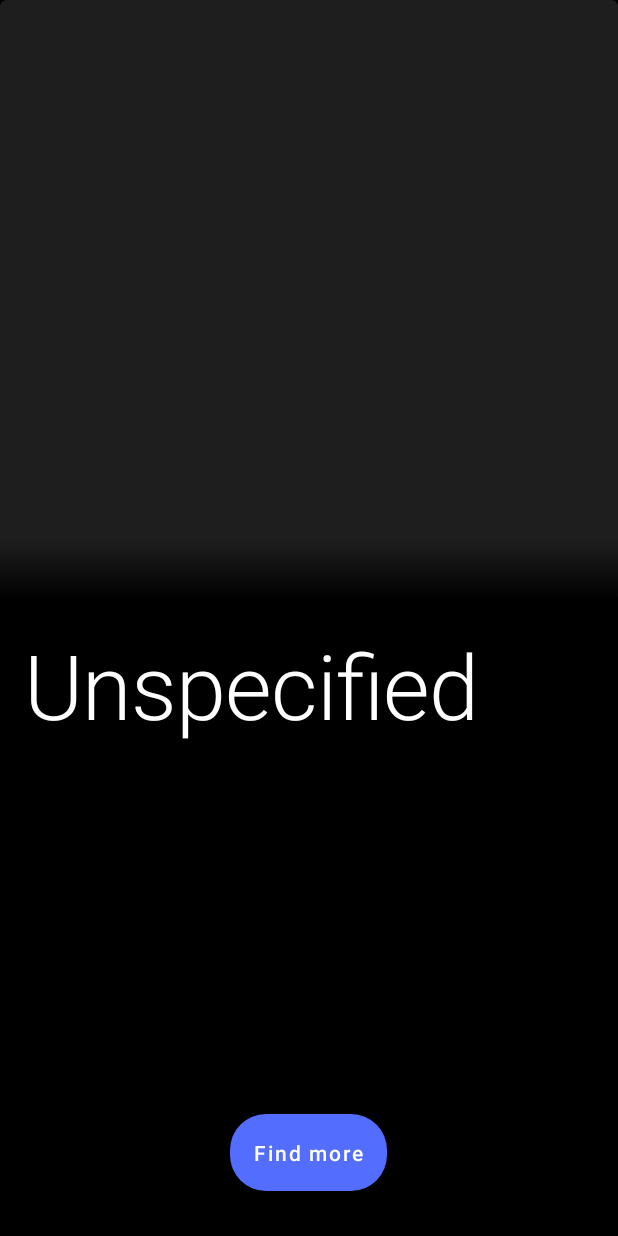
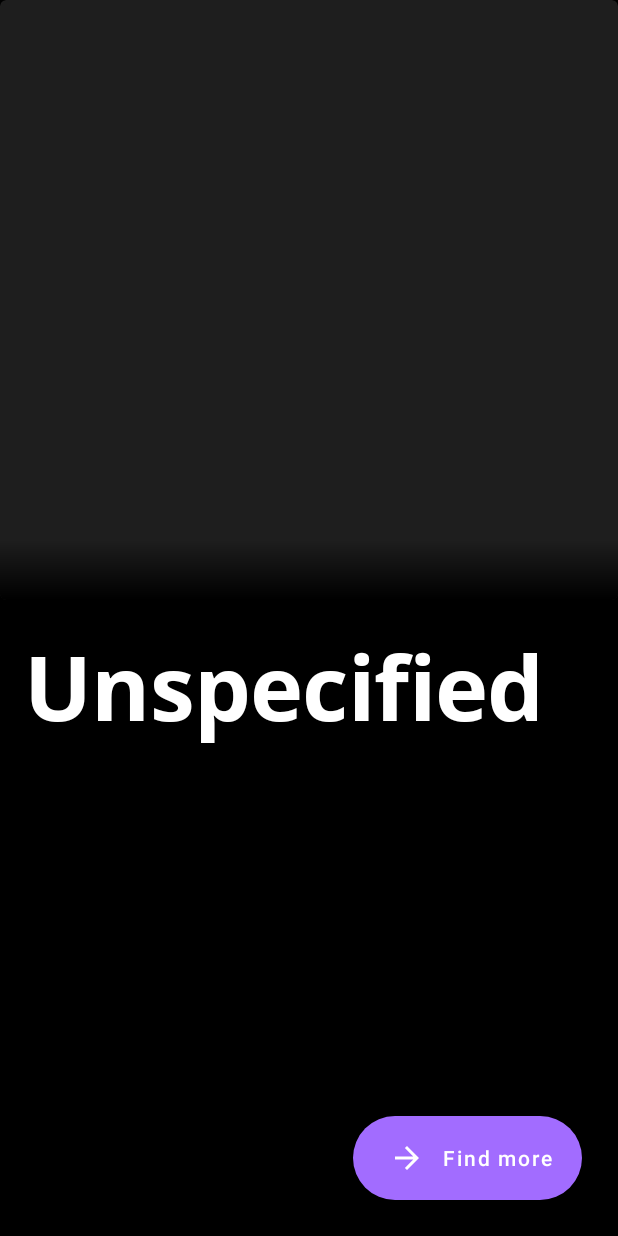
Before and after one commit to goputtanz/kiss-your-sky, an Android app: the screen it shows after launch (MainActivity), on a phone screen of 412 x 824 dp. Run offline under Robolectric (Android 15) with nearby library versions, the phone set to English and light mode, and no system bars; libraries missing offline, so code that uses them is left out: com.google.android.exoplayer2; plain views replace PlayerView; pictures from the network do not load; 1 statement that could not run was skipped.

Commit message:
update design, add image,text Appearance

```diff
--- a/app/src/main/java/com/nasaapp/kissyoursky/home/presentation/HomeFragment.kt
+++ b/app/src/main/java/com/nasaapp/kissyoursky/home/presentation/HomeFragment.kt
@@ -1,11 +1,13 @@
 package com.nasaapp.kissyoursky.home.presentation
 
+import android.os.Build
 import android.os.Bundle
 import android.util.Log
 import android.view.View
 import android.view.animation.Animation
 import android.view.animation.AnimationUtils
 import android.widget.Toast
+import androidx.annotation.RequiresApi
 import androidx.fragment.app.Fragment
 import androidx.fragment.app.viewModels
 import androidx.lifecycle.Lifecycle
@@ -49,6 +51,16 @@ class HomeFragment : Fragment(R.layout.fragment_home) {
                     astronomyData
                 )
             )
+        }
+
+        if (Build.VERSION.SDK_INT >= Build.VERSION_CODES.M) {
+            binding.scrollView2.setOnScrollChangeListener(View.OnScrollChangeListener { view, i, i2, i3, i4 ->
+                if (i2>0){
+                    binding.detailsButton.shrink()
+                }else{
+                    binding.detailsButton.extend()
+                }
+            })
         }
     }
 
--- a/app/src/main/res/layout/fragment_home.xml
+++ b/app/src/main/res/layout/fragment_home.xml
@@ -13,6 +13,7 @@
         android:layout_width="match_parent"
         android:layout_height="match_parent"
         android:layout_gravity="center"
+        android:paddingBottom="80dp"
         app:layout_constraintBottom_toBottomOf="parent"
         app:layout_constraintEnd_toEndOf="parent"
         app:layout_constraintStart_toStartOf="parent"
@@ -29,11 +30,12 @@
                 app:layout_constraintEnd_toEndOf="parent"
                 app:layout_constraintStart_toStartOf="parent"
                 app:layout_constraintTop_toTopOf="parent">
+
                 <FrameLayout
+                    android:id="@+id/astronomicalLayout"
                     android:layout_width="match_parent"
-                    android:layout_height="match_parent"
-                    android:id="@+id/astronomicalLayout"
-                    >
+                    android:layout_height="match_parent">
+
                     <ImageView
                         android:id="@+id/astronomicalImage"
                         android:layout_width="match_parent"
@@ -48,8 +50,7 @@
                         android:layout_width="match_parent"
                         android:layout_height="40dp"
                         android:layout_gravity="bottom"
-                        android:background="@drawable/custom_gradient_bottom"/>
-
+                        android:background="@drawable/custom_gradient_bottom" />
                 </FrameLayout>
 
                 <com.google.android.exoplayer2.ui.PlayerView
@@ -73,10 +74,9 @@
                 android:layout_marginStart="16dp"
                 android:layout_marginTop="16dp"
                 android:layout_marginEnd="16dp"
-                android:layout_marginBottom="16dp"
                 android:text="Unspecified"
+                android:textAppearance="@style/KissYourSky.TextAppearance.MaterialComponents.Headline2"
                 android:textColor="@color/white"
-                android:textAppearance="@style/TextAppearance.MaterialComponents.Headline2"
                 app:layout_constraintBottom_toBottomOf="parent"
                 app:layout_constraintEnd_toEndOf="parent"
                 app:layout_constraintHorizontal_bias="0.0"
@@ -94,29 +94,27 @@
                 app:layout_constraintTop_toTopOf="parent" />
 
 
-
-
-
         </androidx.constraintlayout.widget.ConstraintLayout>
 
     </ScrollView>
 
 
-
-
-    <com.google.android.material.button.MaterialButton
+    <com.google.android.material.floatingactionbutton.ExtendedFloatingActionButton
         android:id="@+id/detailsButton"
         android:layout_width="wrap_content"
+        app:icon="@drawable/ic_arrow_forward"
+        app:iconTint="@color/white"
         android:layout_height="wrap_content"
-        android:layout_gravity="bottom|center"
+        android:layout_gravity="bottom|right"
         android:layout_margin="24dp"
-        android:padding="16dp"
+        android:paddingTop="16dp"
+        android:paddingBottom="16dp"
+        android:text="Find more"
         android:textAllCaps="false"
-        android:text="Find more"
         android:textColor="@color/white"
+        android:paddingStart="24dp"
         app:cornerRadius="24dp"
-        app:layout_behavior="com.google.android.material.behavior.HideBottomViewOnScrollBehavior"
-        app:layout_constraintTop_toBottomOf="@+id/scrollView2" />
+        />
 
 
 </androidx.coordinatorlayout.widget.CoordinatorLayout>
```
Also changed, not shown: app/src/main/java/com/nasaapp/kissyoursky/home/presentation/AstronomyDetailsFragment.kt (+8 -1 lines), app/src/main/res/layout/fragment_astronomy_details.xml (+39 -32 lines), app/src/main/res/values/textappearence.xml (added, +35 -0 lines), app/src/main/res/drawable/sample_image.jpg (added), app/src/main/res/font/open_sans_bold.ttf (added), app/src/main/res/font/open_sans_medium.ttf (added), app/src/main/res/font/open_sans_semi_bold.ttf (added), 2 other files.
